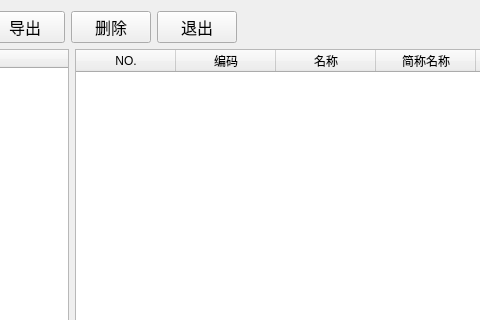
Above: drugdictionary.ui from histest/his before the change; both pictures show x 198 to 678 and y 0 to 320 of the 775 by 505 pixel window. Below: the same form after it.
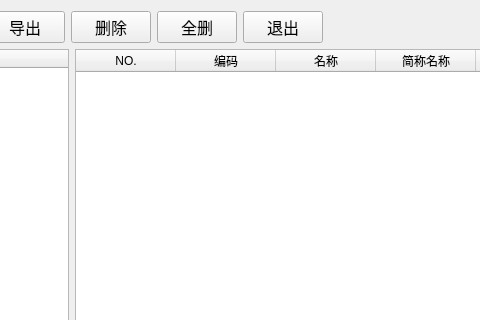
That is the form after the change.

Diff of the .ui file:
```diff
--- a/drugdictionary.ui
+++ b/drugdictionary.ui
@@ -82,6 +82,25 @@
          </property>
         </widget>
        </item>
+       <item>
+        <widget class="QPushButton" name="deleteAllButton">
+         <property name="minimumSize">
+          <size>
+           <width>0</width>
+           <height>28</height>
+          </size>
+         </property>
+         <property name="font">
+          <font>
+           <family>Agency FB</family>
+           <pointsize>12</pointsize>
+          </font>
+         </property>
+         <property name="text">
+          <string>全删</string>
+         </property>
+        </widget>
+       </item>
        <item>
         <widget class="QPushButton" name="exitButton">
          <property name="sizePolicy">
```
